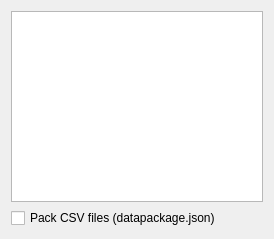
The window that spinetoolbox/ui/link_properties.ui (spine-tools/Spine-Toolbox) describes before a commit, drawn with Qt 5.
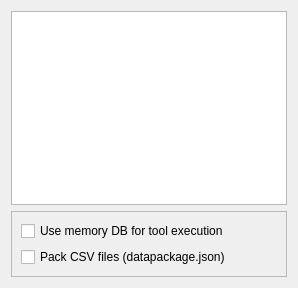
The same window after the commit.

Commit message:
Add UI elements to select using in mem dbs
Re Spine-project/Spine-Toolbox#1650

The edit to the form file:
```diff
--- a/spinetoolbox/ui/link_properties.ui
+++ b/spinetoolbox/ui/link_properties.ui
@@ -18,8 +18,8 @@
    <rect>
     <x>0</x>
     <y>0</y>
-    <width>274</width>
-    <height>239</height>
+    <width>298</width>
+    <height>288</height>
    </rect>
   </property>
   <property name="windowTitle">
@@ -40,10 +40,29 @@
     </widget>
    </item>
    <item>
+    <widget class="QFrame" name="frame">
+     <property name="frameShape">
+      <enum>QFrame::StyledPanel</enum>
+     </property>
+     <property name="frameShadow">
+      <enum>QFrame::Raised</enum>
+     </property>
+     <layout class="QVBoxLayout" name="verticalLayout_2">
+      <item>
+       <widget class="QCheckBox" name="checkBox_use_memory_db">
+        <property name="text">
+         <string>Use memory DB for tool execution</string>
+        </property>
+       </widget>
+      </item>
+      <item>
     <widget class="QCheckBox" name="checkBox_use_datapackage">
      <property name="text">
       <string>Pack CSV files (datapackage.json)</string>
      </property>
+       </widget>
+      </item>
+     </layout>
     </widget>
    </item>
   </layout>
```
Lines whose indentation alone changed are shown as unchanged. The commit also changes 3 other files.
